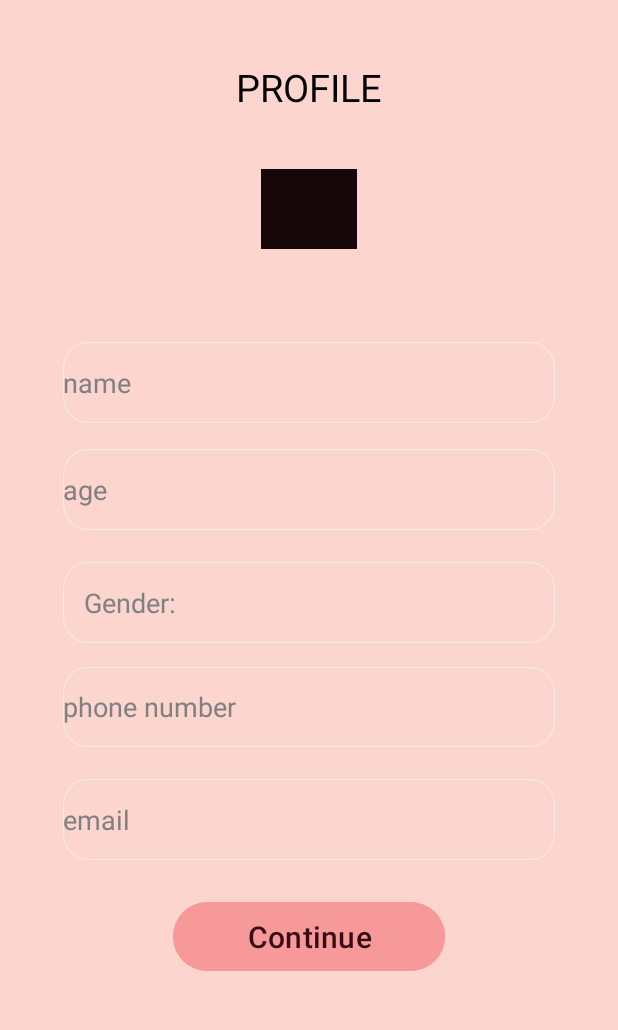
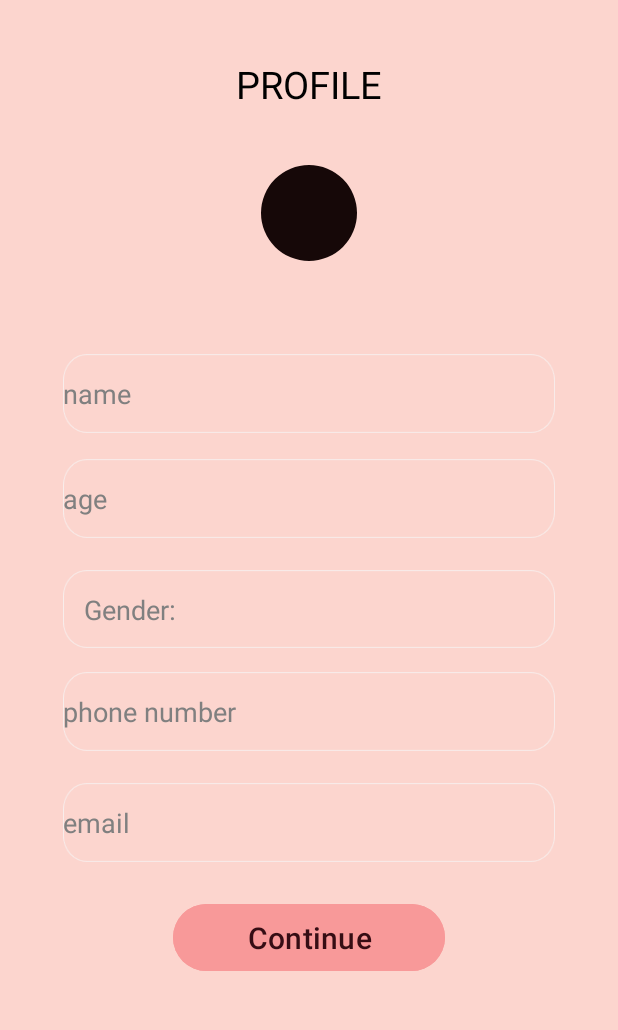
Before and after one commit to Atharv-Verma290/Wabi-Sabi, an Android app: the ProfileActivity screen opened directly, with no data from a screen before it, on a phone screen of 412 x 824 dp, the part 173-1203 px from its top. Run offline under Robolectric (Android 15) with nearby library versions, the phone set to English and light mode, and no system bars.

Commit message:
Profile Building page circular image view

```diff
--- a/app/build.gradle
+++ b/app/build.gradle
@@ -36,4 +36,5 @@ dependencies {
     testImplementation 'junit:junit:4.13.2'
     androidTestImplementation 'androidx.test.ext:junit:1.1.5'
     androidTestImplementation 'androidx.test.espresso:espresso-core:3.5.1'
+
 }
--- a/app/src/main/res/layout/activity_profile.xml
+++ b/app/src/main/res/layout/activity_profile.xml
@@ -40,10 +40,10 @@
         app:layout_constraintStart_toStartOf="parent"
         app:layout_constraintTop_toBottomOf="@+id/wabi_sabi" />
 
-    <ImageView
+    <com.google.android.material.imageview.ShapeableImageView
         android:id="@+id/ellipse_8"
         android:layout_width="64dp"
-        android:layout_height="0dp"
+        android:layout_height="64dp"
         android:layout_alignParentTop="true"
         android:layout_centerHorizontal="true"
         android:layout_marginBottom="62dp"
@@ -52,6 +52,7 @@
         app:layout_constraintEnd_toEndOf="@+id/profile"
         app:layout_constraintStart_toStartOf="@+id/profile"
         app:layout_constraintTop_toBottomOf="@+id/profile"
+        app:shapeAppearanceOverlay="@style/Circular"
         android:contentDescription="Avatar" />
 
     <EditText
@@ -151,6 +152,7 @@
         android:layout_marginBottom="16dp"
         android:background="@drawable/rectangle_4"
         android:dropDownWidth="match_parent"
+        android:popupBackground="@drawable/rectangle_4"
         app:layout_constraintBottom_toTopOf="@+id/phonenum"
         app:layout_constraintEnd_toEndOf="parent"
         app:layout_constraintStart_toStartOf="parent"
--- a/app/src/main/res/values/styles.xml
+++ b/app/src/main/res/values/styles.xml
@@ -22,5 +22,7 @@
         <item name="android:textSize">25sp</item>
         <item name="android:textColor">#000000</item>
     </style>
-
+    <style name="Circular">
+        <item name="cornerSize">50%</item>
+    </style>
 </resources>
```
